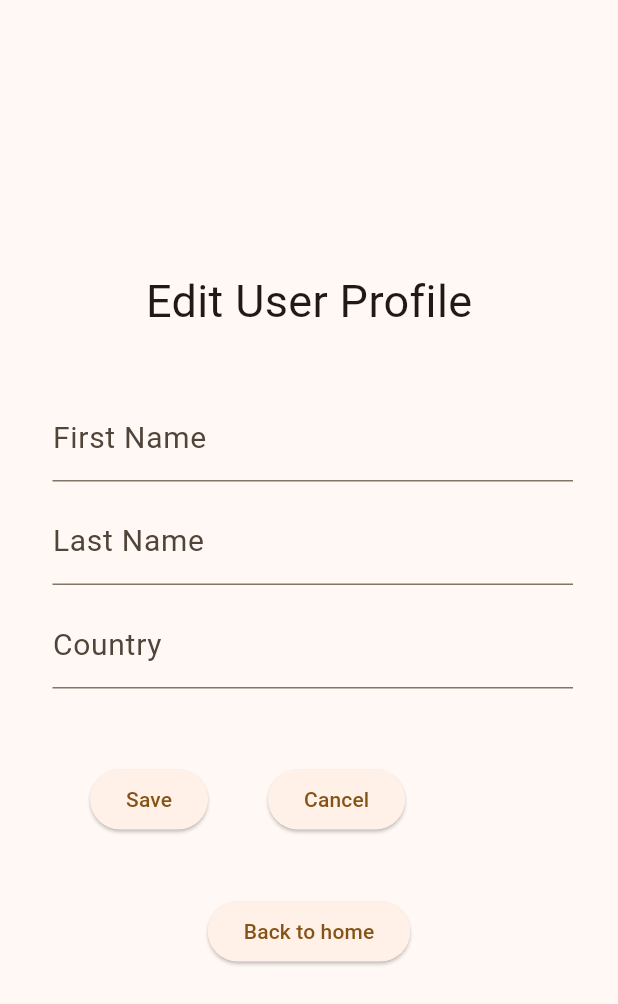
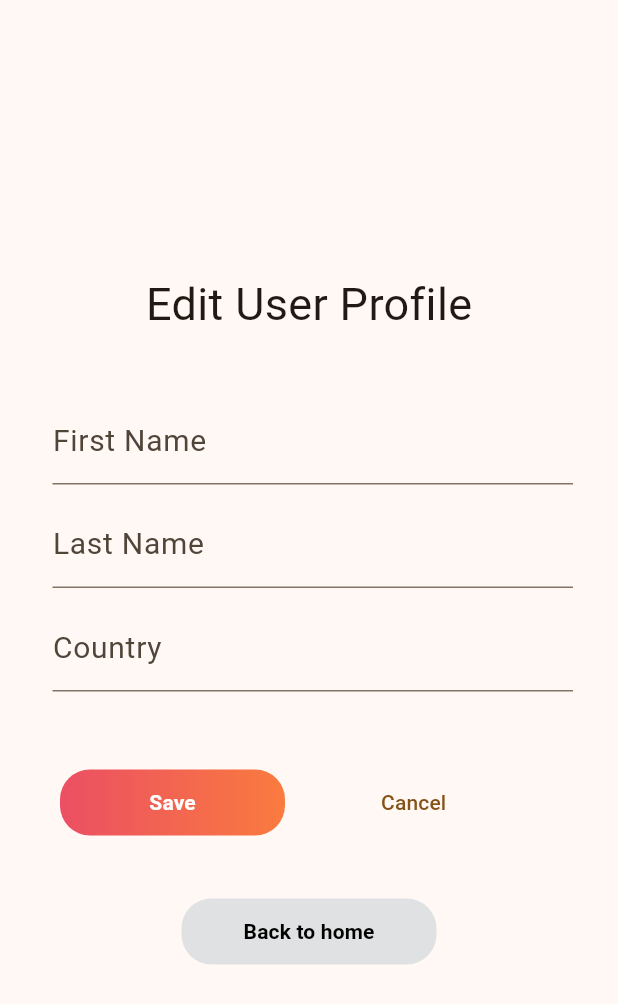
Before and after one commit to Dinithi-Hasanika/Asgardeo-Flutter-APP, a Flutter app: the EditProfilePage widget shown alone on an empty page, opened directly with empty values, on a phone screen of 412 x 824 dp. Shown: the top 1004 px of the screen. Run offline on Flutter 3.47's test engine with Material 2 defaults, Android fonts, the phone set to English and light mode, and no system bars; missing offline and left inert: flutter_appauth.

Commit message:
add button oxygen-ui styling

```diff
--- a/lib/pages/editProfilePage.dart
+++ b/lib/pages/editProfilePage.dart
@@ -72,28 +72,58 @@ class _EditProfilePage extends State<EditProfilePage>{
               ),
               SizedBox(height: 40),
               Row(crossAxisAlignment: CrossAxisAlignment.center, children: [
-                SizedBox(width: 60),
-                ElevatedButton(
+                SizedBox(width: 40),
+                Container(
+                  height: 44.0,
+                  width: 150.0,
+                  decoration: BoxDecoration(
+                      gradient: LinearGradient(
+                          colors: <Color>[
+                            Color(0xffeb4f63), Color(0xfffa7b3f)
+                          ]
+                      ),
+                      borderRadius: BorderRadius.circular(20)),
+                  child: ElevatedButton(
                     onPressed: () async {
                       await updateUserProfile(this._firstName, this._lastName,this._country);
                     },
-                  child: Text('Save'),
+                    style: ElevatedButton.styleFrom(
+                        backgroundColor: Colors.transparent,
+                        shadowColor: Colors.transparent),
+                    child: Text('Save', style: TextStyle(color: Colors.white , fontWeight: FontWeight.bold)),
+                  ),
                 ),
                 SizedBox(width: 40),
-                ElevatedButton(
+                Container(
+                  color: Theme.of(context).scaffoldBackgroundColor,
+                  child: ElevatedButton(
                     onPressed: () async {
                       setPageIndex(constants.profilePage);
                     },
+                    style: ElevatedButton.styleFrom(
+                        backgroundColor: Colors.transparent,
+                        shadowColor: Colors.transparent),
                     child: Text('Cancel'),
+                  ),
                 ),
               ]),
 
               SizedBox(height: 40),
-              ElevatedButton(
+              Container(
+                height: 44.0,
+                width: 170.0,
+                decoration: BoxDecoration(
+                    color: Color(0xffe0e1e2),
+                    borderRadius: BorderRadius.circular(20)),
+                child: ElevatedButton(
                   onPressed: () {
                     setPageIndex(constants.homePage);
                   },
-                child: Text('Back to home'),
+                  style: ElevatedButton.styleFrom(
+                      backgroundColor: Colors.transparent,
+                      shadowColor: Colors.transparent),
+                  child: Text('Back to home', style: TextStyle(color: Colors.black , fontWeight: FontWeight.bold)),
+                ),
               ),
             ]
         )
```
Also changed, not shown: lib/pages/externalAPIPage.dart (+15 -5 lines), lib/pages/viewProfilePage.dart (+28 -4 lines). Lines whose indentation alone changed are shown as unchanged.
